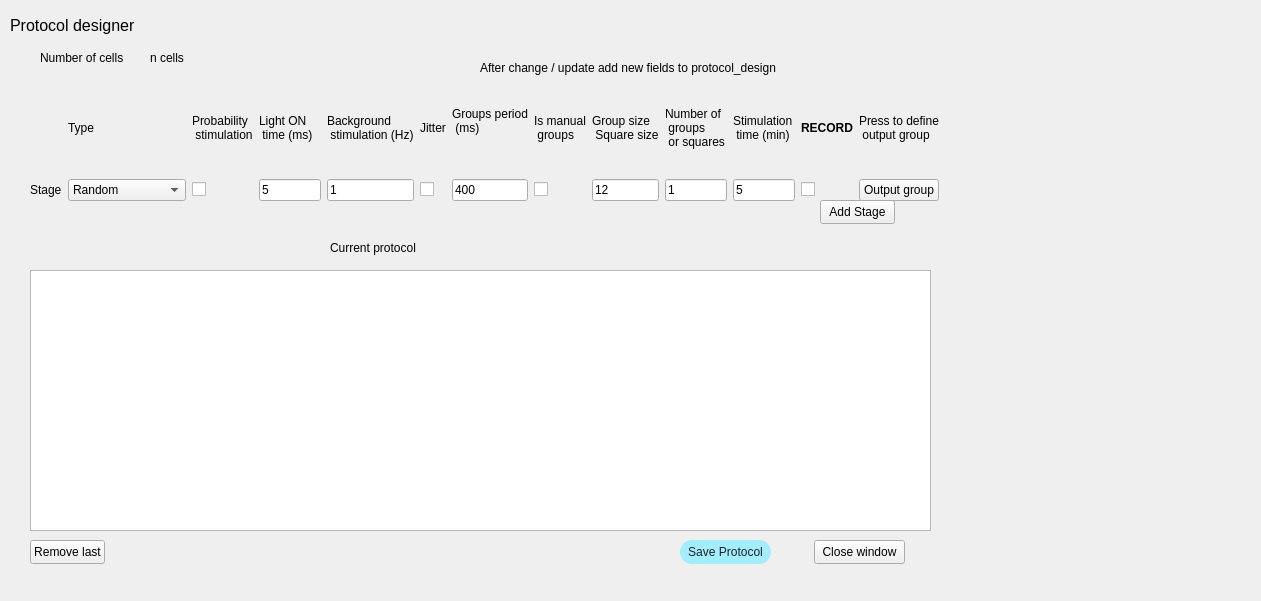
Above: MainGUI/Protocols.ui from Katzyon/QT_QUI before the change. Below: the same form after it.
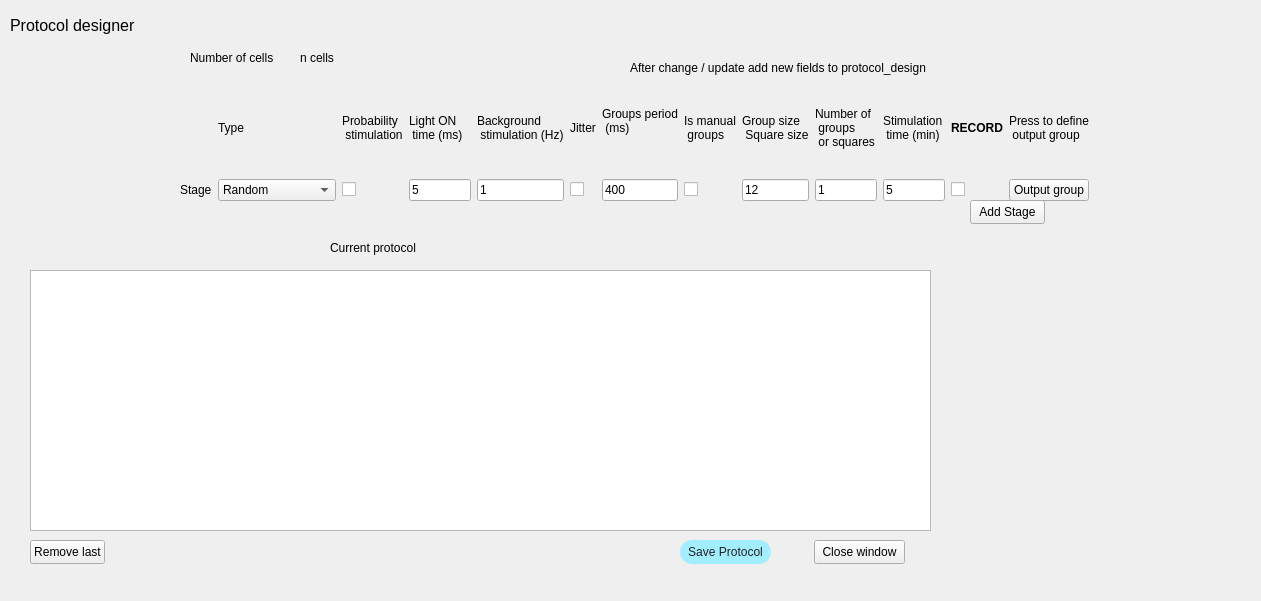
That is the form after the change.

Commit message: Clean repo: ignore caches, user files, and generated protocol outputs

What changed in the file:
```diff
--- a/MainGUI/Protocols.ui
+++ b/MainGUI/Protocols.ui
@@ -34,7 +34,7 @@
   <widget class="QLabel" name="label_2">
    <property name="geometry">
     <rect>
-     <x>40</x>
+     <x>190</x>
      <y>50</y>
      <width>91</width>
      <height>16</height>
@@ -47,7 +47,7 @@
   <widget class="QLabel" name="num_cells">
    <property name="geometry">
     <rect>
-     <x>140</x>
+     <x>290</x>
      <y>80</y>
      <width>49</width>
      <height>21</height>
@@ -88,7 +88,7 @@
   <widget class="QPushButton" name="addStage">
    <property name="geometry">
     <rect>
-     <x>820</x>
+     <x>970</x>
      <y>200</y>
      <width>75</width>
      <height>24</height>
@@ -101,7 +101,7 @@
   <widget class="QLabel" name="ncells">
    <property name="geometry">
     <rect>
-     <x>150</x>
+     <x>300</x>
      <y>50</y>
      <width>49</width>
      <height>16</height>
@@ -114,7 +114,7 @@
   <widget class="QWidget" name="layoutWidget">
    <property name="geometry">
     <rect>
-     <x>30</x>
+     <x>180</x>
      <y>83</y>
      <width>909</width>
      <height>118</height>
@@ -411,7 +411,7 @@
   <widget class="QLabel" name="label_12">
    <property name="geometry">
     <rect>
-     <x>480</x>
+     <x>630</x>
      <y>60</y>
      <width>311</width>
      <height>16</height>
```
The commit also changes 102 other files.
